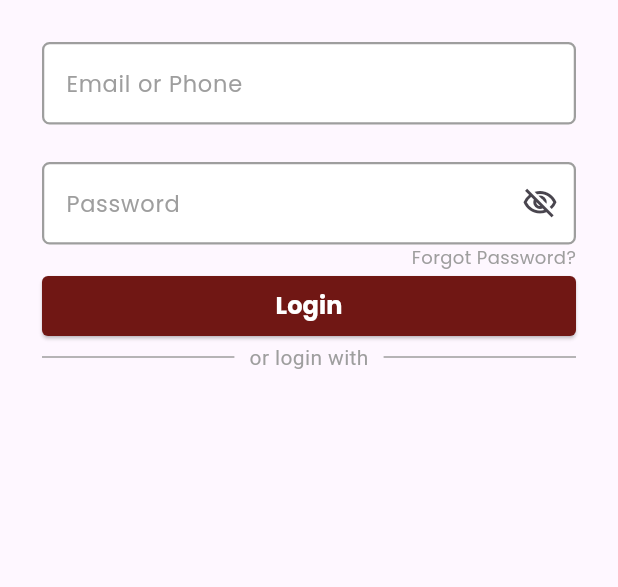
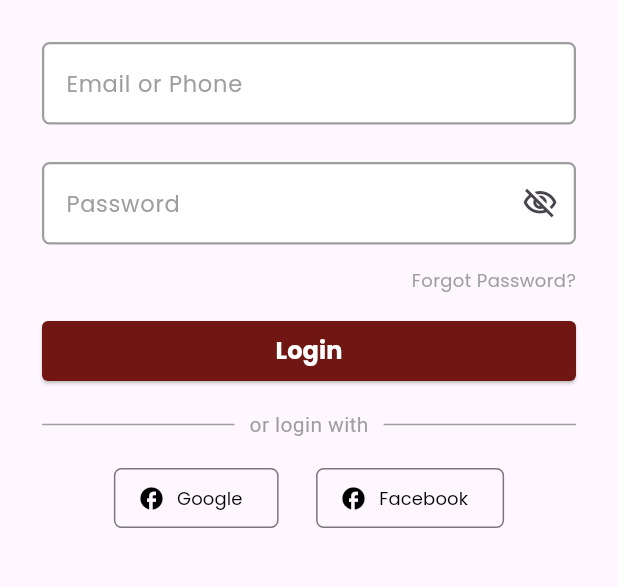
Before and after one commit to anushatamrakar/NewaFest, a Flutter app: the LoginPage screen opened directly, on a phone screen of 412 x 824 dp, the part 330-917 px from its top. Run offline on Flutter 3.47's test engine with Material 3 defaults, Android fonts, the phone set to English and light mode, and no system bars.

```diff
--- a/lib/main.dart
+++ b/lib/main.dart
@@ -1,5 +1,6 @@
 import 'package:flutter/material.dart';
 import 'package:newafest/views/auth/login_page.dart';
+import 'package:newafest/views/auth/user_registration.dart';
 
 void main() {
   runApp(const MyApp());
@@ -18,7 +19,7 @@ class MyApp extends StatelessWidget {
         colorScheme: ColorScheme.fromSeed(seedColor: Colors.deepPurple),
         useMaterial3: true,
       ),
-      home: const LoginPage(),
+      home: const UserRegistration(),
     );
   }
 }
--- a/lib/views/auth/login_page.dart
+++ b/lib/views/auth/login_page.dart
@@ -3,6 +3,7 @@ import 'package:newafest/widgets/custom_banner.dart';
 import 'package:newafest/widgets/custom_button.dart';
 
 import '../../widgets/custom_divider.dart';
+import '../../widgets/custom_social_icon.dart';
 
 class LoginPage extends StatelessWidget {
   final text1 = "Sign in";
@@ -92,6 +93,7 @@ class LoginPage extends StatelessWidget {
                       ],
                     ),
                   ),
+                  const SizedBox(height:15),
                   const Row(
                       mainAxisAlignment: MainAxisAlignment.end,
                       children: [
@@ -105,30 +107,19 @@ class LoginPage extends StatelessWidget {
                           ),
                         ),
                       ]),
+                  const SizedBox(height:15),
                   const CustomButton(txt1: "Login"),
+                  const SizedBox(height:15),
                   const CustomDivider(divider1: "or login with"),
-                //   Row(children: [
-                //     OutlinedButton.icon(
-                //         onPressed: () {},
-                //         style: OutlinedButton.styleFrom(
-                //             foregroundColor: Colors.white,
-                //             backgroundColor: const Color(0xff701714),
-                //             shape: const RoundedRectangleBorder(
-                //               borderRadius:
-                //                   BorderRadius.all(Radius.circular(4)),
-                //             ),
-                //             minimumSize: const Size(double.infinity, 40)),
-                //         icon: const Icon(Icons.facebook),
-                //         label: const Text(
-                //           "txt1",
-                //           style: TextStyle(
-                //             color: Colors.white,
-                //             fontSize: 16,
-                //             fontFamily: "Poppins",
-                //             fontWeight: FontWeight.w600,
-                //           ),
-                //         ))
-                //   ]),
+                  const SizedBox(height:15),
+                  Row(
+                    mainAxisAlignment: MainAxisAlignment.center,
+                    children: [
+                      CustomOutlinedButton(icon: const Icon(Icons.facebook), text: 'Google',onPressed: (){}, textColor: Colors.black, ),
+                      const SizedBox(width:25),
+                      CustomOutlinedButton(icon: const Icon(Icons.facebook), text: 'Facebook',onPressed: (){}, textColor: Colors.black,)
+                    ],
+                  )
                  ],
               ))
         ],
--- a/lib/widgets/custom_social_icon.dart
+++ b/lib/widgets/custom_social_icon.dart
@@ -5,7 +5,6 @@ class CustomOutlinedButton extends StatelessWidget {
   final String text;
   final VoidCallback onPressed;
   final Color textColor;
-  final Color backgroundColor;
 
 
   const CustomOutlinedButton({
@@ -14,7 +13,6 @@ class CustomOutlinedButton extends StatelessWidget {
     required this.text,
     required this.onPressed,
     this.textColor = Colors.black,
-    this.backgroundColor = Colors.blue,
 
   });
 
@@ -33,7 +31,7 @@ class CustomOutlinedButton extends StatelessWidget {
         ),
       ),
       style: OutlinedButton.styleFrom(
-        foregroundColor: backgroundColor,
+        foregroundColor: textColor,
         shape: const RoundedRectangleBorder(
           borderRadius: BorderRadius.all(Radius.circular(5)),
         ),
```
